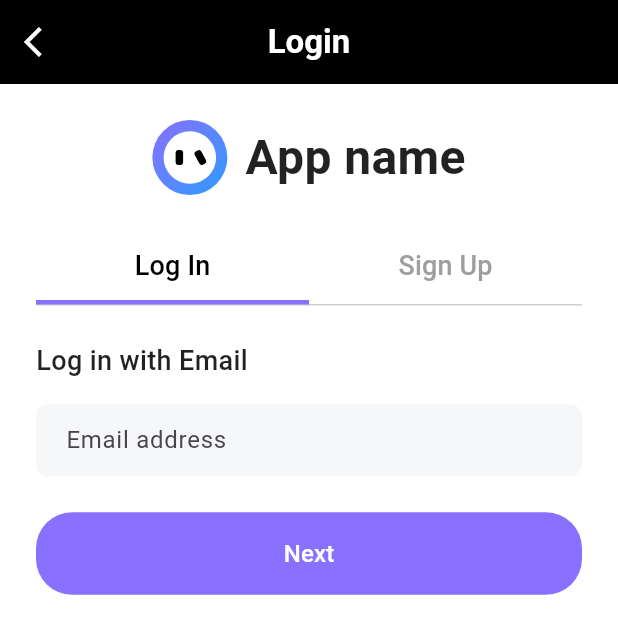
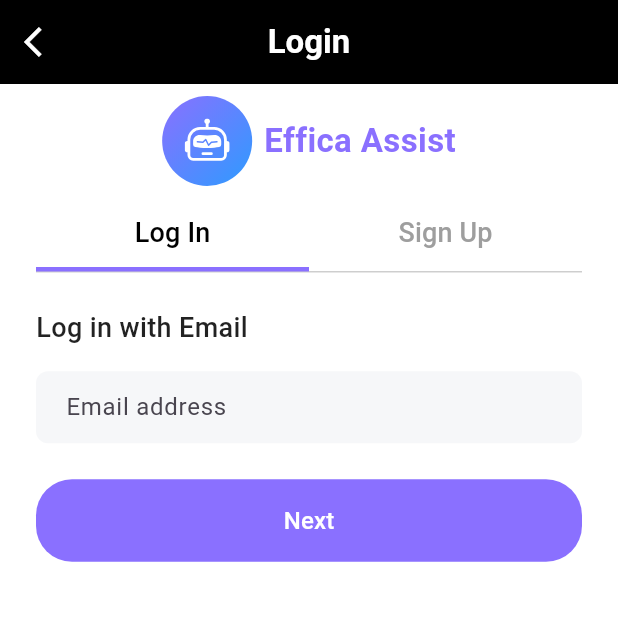
Before and after one commit to npt306/AMP-AI-ChatApp, a Flutter app: the screen it shows after launch, after a tap on "Continue with Email", on a phone screen of 412 x 824 dp. Shown: the top 634 px of the screen. Run offline on Flutter 3.47's test engine with Material 3 defaults, Android fonts, the phone set to English and light mode, and no system bars; our stand-ins replace flutter_secure_storage, flutter_svg, font_awesome_flutter, synchronized; network calls fail.

Commit message:
logo and app name

```diff
--- a/lib/screens/homepage_screen/homepage_screen.dart
+++ b/lib/screens/homepage_screen/homepage_screen.dart
@@ -17,6 +17,7 @@ import '../../services/bot_service.dart';
 import '../../models/bot.dart';
 import '../../services/ai_chat_service.dart';
 import 'package:font_awesome_flutter/font_awesome_flutter.dart';
+import 'package:flutter_svg/flutter_svg.dart';
 
 class HomepageScreen extends StatefulWidget {
   const HomepageScreen({super.key});
@@ -954,9 +955,12 @@ class _HomepageScreenState extends State<HomepageScreen> {
                 mainAxisAlignment: MainAxisAlignment.center,
                 children: [
                   // AI Assistant Logo
+                  Row(
+                    mainAxisAlignment: MainAxisAlignment.center,
+                    children: [
                       Container(
-                    width: 80,
-                    height: 80,
+                        width: 60,
+                        height: 60,
                         decoration: BoxDecoration(
                           gradient: const LinearGradient(
                             colors: [Color(0xFF8A70FF), Color(0xFF2E9BFF)],
@@ -966,45 +970,27 @@ class _HomepageScreenState extends State<HomepageScreen> {
                           borderRadius: BorderRadius.circular(40),
                         ),
                         child: Center(
-                      child: Container(
-                        width: 50,
-                        height: 50,
-                        decoration: const BoxDecoration(
-                          color: Colors.white,
-                          shape: BoxShape.circle,
-                        ),
-                        child: Stack(
-                          alignment: Alignment.center,
-                          children: [
-                            Positioned(
-                              left: 10,
-                              child: Container(
-                                width: 8,
-                                height: 16,
-                                decoration: BoxDecoration(
-                                  color: Colors.black,
-                                  borderRadius: BorderRadius.circular(4),
-                                ),
-                              ),
-                            ),
-                            Positioned(
-                              right: 10,
-                              child: Transform.rotate(
-                                angle: -0.5,
-                                child: Container(
-                                  width: 8,
-                                  height: 16,
-                                  decoration: BoxDecoration(
-                                    color: Colors.black,
-                                    borderRadius: BorderRadius.circular(4),
+                          child: SvgPicture.asset(
+                            'assets/images/logo.svg',
+                            width: 30,
+                            height: 30,
+                            colorFilter: const ColorFilter.mode(
+                              Colors.white,
+                              BlendMode.srcIn,
                             ),
                           ),
                         ),
                       ),
-                          ],
+                      const SizedBox(width: 16),
+                      const Text(
+                        'Effica Assist',
+                        style: TextStyle(
+                          fontSize: 28,
+                          fontWeight: FontWeight.bold,
+                          color: Color(0xFF8A70FF),
                         ),
                       ),
-                    ),
+                    ],
                   ),
                   const SizedBox(height: 24),
                   const Text(
--- a/lib/screens/login_email_screen/login_email_screen.dart
+++ b/lib/screens/login_email_screen/login_email_screen.dart
@@ -1,4 +1,5 @@
 import 'package:flutter/material.dart';
+import 'package:flutter_svg/flutter_svg.dart';
 import 'login_tab.dart';
 import 'signup_tab.dart';
 
@@ -9,7 +10,8 @@ class LoginEmailScreen extends StatefulWidget {
   State<LoginEmailScreen> createState() => _LoginEmailScreenState();
 }
 
-class _LoginEmailScreenState extends State<LoginEmailScreen> with SingleTickerProviderStateMixin {
+class _LoginEmailScreenState extends State<LoginEmailScreen>
+    with SingleTickerProviderStateMixin {
   late TabController _tabController;
 
   @override
@@ -56,77 +58,47 @@ class _LoginEmailScreenState extends State<LoginEmailScreen> with SingleTickerPr
       ),
       body: Column(
         children: [
-          // Logo
-          Container(
-            padding: const EdgeInsets.symmetric(vertical: 24),
+          Padding(
+            padding: EdgeInsets.all(8),
             child: Row(
               mainAxisAlignment: MainAxisAlignment.center,
               children: [
+                // Logo
                 Container(
-                  width: 50,
-                  height: 50,
+                  width: 60,
+                  height: 60,
                   decoration: BoxDecoration(
                     gradient: const LinearGradient(
                       colors: [Color(0xFF8A70FF), Color(0xFF2E9BFF)],
                       begin: Alignment.topLeft,
                       end: Alignment.bottomRight,
                     ),
-                    borderRadius: BorderRadius.circular(25),
+                    borderRadius: BorderRadius.circular(50),
                   ),
                   child: Center(
-                    child: Container(
-                      width: 35,
-                      height: 35,
-                      decoration: const BoxDecoration(
-                        color: Colors.white,
-                        shape: BoxShape.circle,
-                      ),
-                      child: Stack(
-                        alignment: Alignment.center,
-                        children: [
-                          Positioned(
-                            left: 8,
-                            child: Container(
-                              width: 5,
-                              height: 10,
-                              decoration: BoxDecoration(
-                                color: Colors.black,
-                                borderRadius: BorderRadius.circular(2),
-                              ),
-                            ),
-                          ),
-                          Positioned(
-                            right: 8,
-                            child: Transform.rotate(
-                              angle: -0.5,
-                              child: Container(
-                                width: 5,
-                                height: 10,
-                                decoration: BoxDecoration(
-                                  color: Colors.black,
-                                  borderRadius: BorderRadius.circular(2),
-                                ),
-                              ),
-                            ),
-                          ),
-                        ],
+                    child: SvgPicture.asset(
+                      'assets/images/logo.svg',
+                      width: 30,
+                      height: 30,
+                      colorFilter: const ColorFilter.mode(
+                        Colors.white,
+                        BlendMode.srcIn,
                       ),
                     ),
                   ),
                 ),
-                const SizedBox(width: 12),
+                const SizedBox(width: 8),
                 const Text(
-                  'App name',
+                  'Effica Assist',
                   style: TextStyle(
-                    fontSize: 32,
+                    fontSize: 22,
                     fontWeight: FontWeight.bold,
-                    color: Colors.black87,
+                    color: Color(0xFF8A70FF),
                   ),
                 ),
               ],
             ),
           ),
-
           // Tab Bar
           Container(
             margin: const EdgeInsets.symmetric(horizontal: 24),
--- a/lib/screens/login_screen.dart
+++ b/lib/screens/login_screen.dart
@@ -1,5 +1,6 @@
 import 'package:flutter/material.dart';
 import 'login_email_screen/login_email_screen.dart';
+import 'package:flutter_svg/flutter_svg.dart';
 
 class LoginScreen extends StatelessWidget {
   const LoginScreen({super.key});
@@ -106,89 +107,42 @@ class LoginScreen extends StatelessWidget {
   }
 
   Widget _buildLogo() {
-    return Container(
-      width: 120,
-      height: 120,
+    return Column(
+      mainAxisAlignment: MainAxisAlignment.center,
+      children: [
+        Container(
+          width: 100,
+          height: 100,
           decoration: BoxDecoration(
-        shape: BoxShape.circle,
-        boxShadow: [
-          BoxShadow(
-            color: Colors.purple.withOpacity(0.3),
-            blurRadius: 20,
-            spreadRadius: 2,
-          ),
-        ],
-        gradient: LinearGradient(
+            gradient: const LinearGradient(
+              colors: [Color(0xFF8A70FF), Color(0xFF2E9BFF)],
               begin: Alignment.topLeft,
               end: Alignment.bottomRight,
-          colors: [
-            Colors.purple.shade400,
-            Colors.purple.shade300,
-            Colors.blue.shade400,
-          ],
             ),
+            borderRadius: BorderRadius.circular(50),
           ),
           child: Center(
-        child: Container(
-          width: 85,
-          height: 85,
-          decoration: BoxDecoration(
-            color: Colors.white,
-            shape: BoxShape.circle,
-            boxShadow: [
-              BoxShadow(
-                color: Colors.black.withOpacity(0.05),
-                blurRadius: 10,
-                spreadRadius: 1,
-              ),
-            ],
-          ),
-          child: Stack(
-            alignment: Alignment.center,
-            children: [
-              Positioned(
-                left: 18,
-                top: 28,
-                child: Container(
-                  width: 12,
-                  height: 25,
-                  decoration: BoxDecoration(
-                    color: Colors.black,
-                    borderRadius: BorderRadius.circular(6),
-                  ),
-                ),
-              ),
-              Positioned(
-                right: 18,
-                top: 28,
-                child: Transform.rotate(
-                  angle: -0.5,
-                  child: Container(
-                    width: 12,
-                    height: 25,
-                    decoration: BoxDecoration(
-                      color: Colors.black,
-                      borderRadius: BorderRadius.circular(6),
+            child: SvgPicture.asset(
+              'assets/images/logo.svg',
+              width: 50,
+              height: 50,
+              colorFilter: const ColorFilter.mode(
+                Colors.white,
+                BlendMode.srcIn,
               ),
             ),
           ),
         ),
-              // Add a mouth
-              Positioned(
-                bottom: 22,
-                child: Container(
-                  width: 25,
-                  height: 3,
-                  decoration: BoxDecoration(
-                    color: Colors.black,
-                    borderRadius: BorderRadius.circular(2),
-                  ),
+        const SizedBox(height: 16),
+        const Text(
+          'Effica Assist',
+          style: TextStyle(
+            fontSize: 28,
+            fontWeight: FontWeight.bold,
+            color: Color(0xFF8A70FF),
           ),
         ),
       ],
-          ),
-        ),
-      ),
     );
   }
 
```
Also changed, not shown: assets/images/logo.svg (renamed from assets/images/custom_bot.svg), lib/screens/profile_screen.dart (line endings or trailing spaces), 4 other files. Lines whose indentation alone changed are shown as unchanged.
